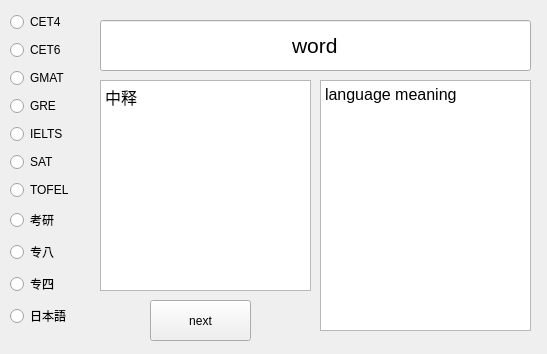
First picture: the form in offline.ui, repository lxl66566/wordsreciter, before the edit.
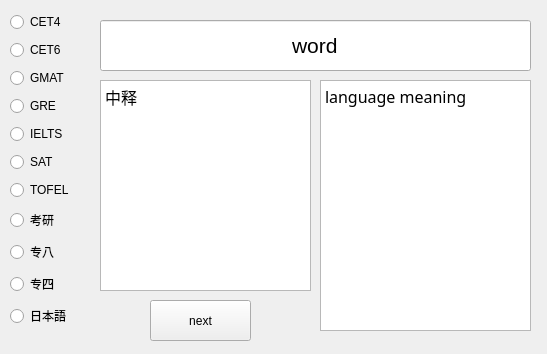
Second picture: the form after the edit.

```diff
--- a/offline.ui
+++ b/offline.ui
@@ -160,7 +160,7 @@
    </property>
    <property name="font">
     <font>
-     <family>Arial</family>
+     <family>Book Antiqua</family>
      <pointsize>12</pointsize>
     </font>
    </property>
```
